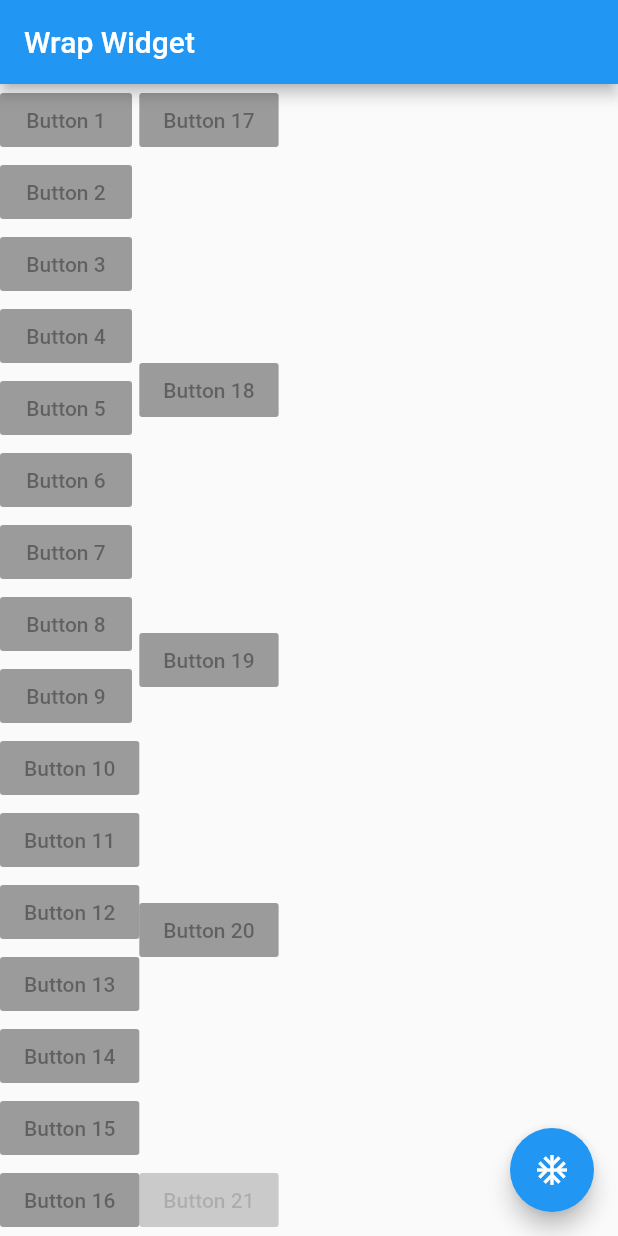
After one commit to jayanidhaval/FlutterWidgetExample, a Flutter app: the screen it shows after launch, after a tap on "Wrap Widget", on a phone screen of 412 x 824 dp. The commit adds this screen. Run offline on Flutter 3.47's test engine with Material 2 defaults, Android fonts, the phone set to English and light mode, and no system bars; key blocks and very long unbroken strings in the code were emptied for the run.

Commit message:
Wrap Widget, Floating Action button, Opacity Widget

```diff
--- /dev/null
+++ b/lib/WrapWidget.dart
@@ -0,0 +1,91 @@
+import 'package:flutter/cupertino.dart';
+import 'package:flutter/material.dart';
+
+class WrapWidget extends StatefulWidget {
+  @override
+  _WrapWidgetScreen createState() => new _WrapWidgetScreen();
+}
+
+class _WrapWidgetScreen extends State<WrapWidget> {
+  @override
+  Widget build(BuildContext context) {
+    return Scaffold(
+      appBar: AppBar(title: Text("Wrap Widget"),),
+      body: Wrap(
+        direction: Axis.vertical,
+        alignment: WrapAlignment.spaceBetween,
+        children: <Widget>[
+          RaisedButton(
+            child: Text("Button 1"),
+          ),
+          RaisedButton(
+            child: Text("Button 2"),
+          ),
+          RaisedButton(
+            child: Text("Button 3"),
+          ),
+          RaisedButton(
+            child: Text("Button 4"),
+          ),
+          RaisedButton(
+            child: Text("Button 5"),
+          ),
+          RaisedButton(
+            child: Text("Button 6"),
+          ),
+          RaisedButton(
+            child: Text("Button 7"),
+          ),
+          RaisedButton(
+            child: Text("Button 8"),
+          ),
+          RaisedButton(
+            child: Text("Button 9"),
+          ),
+          RaisedButton(
+            child: Text("Button 10"),
+          ),
+          RaisedButton(
+            child: Text("Button 11"),
+          ),
+          RaisedButton(
+            child: Text("Button 12"),
+          ),
+          RaisedButton(
+            child: Text("Button 13"),
+          ),
+          RaisedButton(
+            child: Text("Button 14"),
+          ),
+          RaisedButton(
+            child: Text("Button 15"),
+          ),
+          RaisedButton(
+            child: Text("Button 16"),
+          ),
+          RaisedButton(
+            child: Text("Button 17"),
+          ),
+          RaisedButton(
+            child: Text("Button 18"),
+          ),
+          RaisedButton(
+            child: Text("Button 19"),
+          ),
+          RaisedButton(
+            child: Text("Button 20"),
+          ),
+          Opacity(
+            opacity: 0.5,
+            child: RaisedButton(
+              child: Text("Button 21"),
+            ),
+          ),
+        ],
+      ),
+      floatingActionButton: FloatingActionButton(
+        child: Icon(Icons.ac_unit),
+      ),
+    );
+  }
+}
--- a/lib/main.dart
+++ b/lib/main.dart
@@ -1,6 +1,7 @@
 import 'package:flutter/material.dart';
 import 'package:flutterwidgetexample/ExpandedWidget.dart';
 import 'package:flutterwidgetexample/SafeAreaWidget.dart';
+import 'package:flutterwidgetexample/WrapWidget.dart';
 
 void main() => runApp(MyApp());
 
@@ -26,7 +27,8 @@ class MyApp extends StatelessWidget {
       initialRoute: "/",
       routes: <String, WidgetBuilder>{
         '/SafeAreaWidget': (BuildContext context) => new SafeAreaWidget(),
-        '/ExpandedWidget': (BuildContext context) => new ExpandedWidget()
+        '/ExpandedWidget': (BuildContext context) => new ExpandedWidget(),
+        '/WrapWidget': (BuildContext context) => new WrapWidget()
       },
     );
   }
@@ -106,6 +108,18 @@ class _MyHomePageState extends State<MyHomePage> {
                   "Expanded Widget",
                   style: TextStyle(fontSize: 16.0, color: Colors.black),
                 ),
+              ),
+
+              RaisedButton(
+                onPressed: () {
+                  Navigator.of(context).pushNamedAndRemoveUntil(
+                      '/WrapWidget', (Route<dynamic> route) => false);
+                },
+                color: Colors.amberAccent,
+                child: new Text(
+                  "Wrap Widget",
+                  style: TextStyle(fontSize: 16.0, color: Colors.black),
+                ),
               )
             ],
           ),
```
